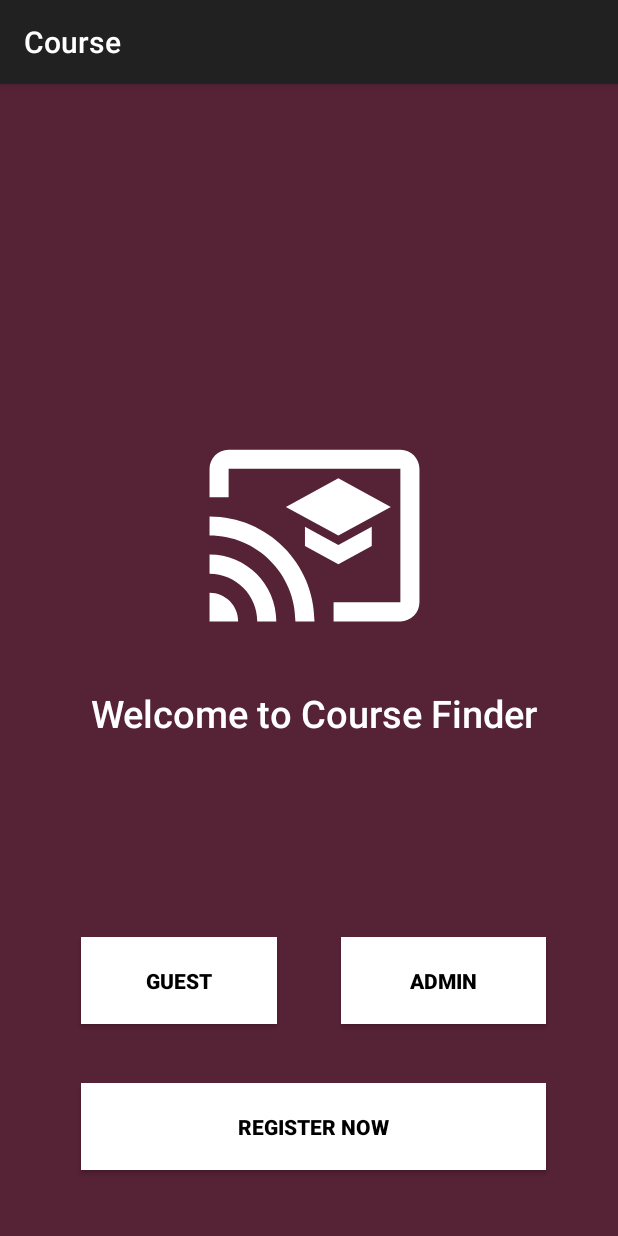
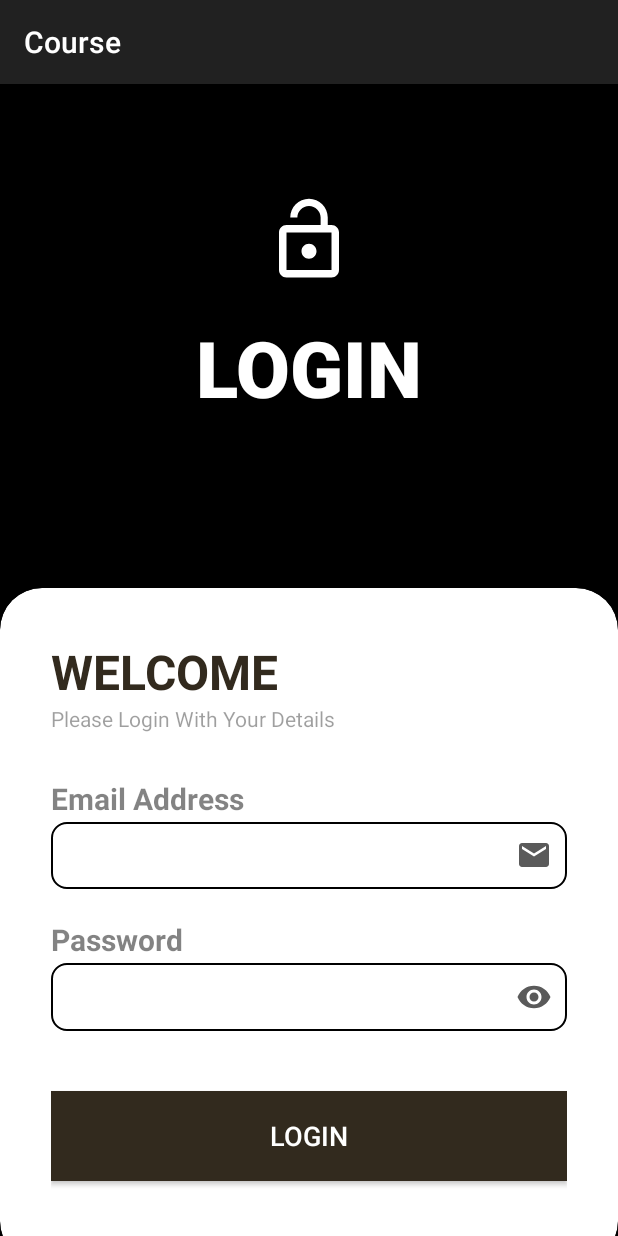
Before and after one commit to Adnaan1806/Course-Mobile-App, an Android app: the screen it shows after launch (MainActivity before the commit, AdminLogin after it), after a tap on "ADMIN", on a phone screen of 412 x 824 dp. Run offline under Robolectric (Android 15) with nearby library versions, the phone set to English and light mode, and no system bars.

Commit message:
UI changes 5 AD

```diff
--- a/app/src/main/AndroidManifest.xml
+++ b/app/src/main/AndroidManifest.xml
@@ -12,6 +12,12 @@
         android:supportsRtl="true"
         android:theme="@style/Theme.Course"
         tools:targetApi="31">
+        <activity
+            android:name=".AdminDashboard"
+            android:exported="false" />
+        <activity
+            android:name=".AdminLogin"
+            android:exported="false" />
         <activity
             android:name=".confirmationPage"
             android:exported="false" />
--- /dev/null
+++ b/app/src/main/java/com/example/course/AdminLogin.java
@@ -0,0 +1,26 @@
+package com.example.course;
+
+import androidx.appcompat.app.AppCompatActivity;
+
+import android.content.Intent;
+import android.os.Bundle;
+import android.widget.Button;
+
+public class AdminLogin extends AppCompatActivity {
+
+    Button logintoDash;
+
+    @Override
+    protected void onCreate(Bundle savedInstanceState) {
+        super.onCreate(savedInstanceState);
+        setContentView(R.layout.activity_admin_login);
+
+        logintoDash = findViewById(R.id.adminLoginButton);
+        logintoDash.setOnClickListener(v -> {
+            Intent intent = new Intent(AdminLogin.this, AdminDashboard.class);
+            startActivity(intent);
+
+        });
+
+    }
+}
--- a/app/src/main/java/com/example/course/MainActivity.java
+++ b/app/src/main/java/com/example/course/MainActivity.java
@@ -19,6 +19,7 @@ public class MainActivity extends AppCompatActivity {
 
     ArrayAdapter<String> adapterItems;
     private Button registerButton;
+    private Button adminLoginButton;
 
     @Override
     protected void onCreate(Bundle savedInstanceState) {
@@ -33,5 +34,15 @@ public class MainActivity extends AppCompatActivity {
 
         });
 
+        adminLoginButton = findViewById(R.id.adminButton);
+        adminLoginButton.setOnClickListener(new View.OnClickListener() {
+            @Override
+            public void onClick(View view) {
+                Intent intent = new Intent(MainActivity.this, AdminLogin.class);
+                startActivity(intent);
+
+            }
+        });
+
     }
 }
--- /dev/null
+++ b/app/src/main/res/drawable/baseline_add_location_alt_24.xml
@@ -0,0 +1,5 @@
+<vector android:height="24dp" android:tint="#FFC300"
+    android:viewportHeight="24" android:viewportWidth="24"
+    android:width="24dp" xmlns:android="http://schemas.android.com/apk/res/android">
+    <path android:fillColor="@android:color/white" android:pathData="M20,1v3h3v2h-3v3h-2L18,6h-3L15,4h3L18,1h2zM12,13c1.1,0 2,-0.9 2,-2s-0.9,-2 -2,-2 -2,0.9 -2,2 0.9,2 2,2zM14,3.25L14,7h3v3h2.92c0.05,0.39 0.08,0.79 0.08,1.2 0,3.32 -2.67,7.25 -8,11.8 -5.33,-4.55 -8,-8.48 -8,-11.8C4,6.22 7.8,3 12,3c0.68,0 1.35,0.08 2,0.25z"/>
+</vector>
--- /dev/null
+++ b/app/src/main/res/drawable/baseline_bookmark_add_24.xml
@@ -0,0 +1,5 @@
+<vector android:height="40dp" android:tint="#FFC300"
+    android:viewportHeight="24" android:viewportWidth="24"
+    android:width="40dp" xmlns:android="http://schemas.android.com/apk/res/android">
+    <path android:fillColor="@android:color/white" android:pathData="M21,7h-2v2h-2V7h-2V5h2V3h2v2h2V7zM19,21l-7,-3l-7,3V5c0,-1.1 0.9,-2 2,-2l7,0c-0.63,0.84 -1,1.87 -1,3c0,2.76 2.24,5 5,5c0.34,0 0.68,-0.03 1,-0.1V21z"/>
+</vector>
--- /dev/null
+++ b/app/src/main/res/drawable/baseline_power_settings_new_24.xml
@@ -0,0 +1,5 @@
+<vector android:height="24dp" android:tint="#000000"
+    android:viewportHeight="24" android:viewportWidth="24"
+    android:width="24dp" xmlns:android="http://schemas.android.com/apk/res/android">
+    <path android:fillColor="@android:color/white" android:pathData="M13,3h-2v10h2L13,3zM17.83,5.17l-1.42,1.42C17.99,7.86 19,9.81 19,12c0,3.87 -3.13,7 -7,7s-7,-3.13 -7,-7c0,-2.19 1.01,-4.14 2.58,-5.42L6.17,5.17C4.23,6.82 3,9.26 3,12c0,4.97 4.03,9 9,9s9,-4.03 9,-9c0,-2.74 -1.23,-5.18 -3.17,-6.83z"/>
+</vector>
--- /dev/null
+++ b/app/src/main/res/layout/activity_admin_login.xml
@@ -0,0 +1,134 @@
+<?xml version="1.0" encoding="utf-8"?>
+<RelativeLayout xmlns:android="http://schemas.android.com/apk/res/android"
+    xmlns:app="http://schemas.android.com/apk/res-auto"
+    xmlns:tools="http://schemas.android.com/tools"
+    android:layout_width="match_parent"
+    android:layout_height="match_parent"
+    tools:context=".AdminLogin">
+
+    <RelativeLayout
+        android:layout_width="match_parent"
+        android:layout_height="match_parent"
+        android:background="@color/black"/>
+
+    <LinearLayout
+        android:layout_width="match_parent"
+        android:layout_height="298dp"
+        android:orientation="vertical"
+        android:gravity="center"
+        android:padding="60dp">
+
+        <ImageView
+            android:layout_width="wrap_content"
+            android:layout_height="wrap_content"
+            android:src="@drawable/baseline_lock_open_24"/>
+
+        <TextView
+            android:layout_width="wrap_content"
+            android:layout_height="wrap_content"
+            android:text="LOGIN"
+            android:textColor="@color/white"
+            android:textStyle="bold"
+            android:layout_marginTop="20dp"
+            android:fontFamily="sans-serif-medium"
+            android:textSize="52sp"/>
+
+    </LinearLayout>
+
+
+    <androidx.cardview.widget.CardView
+        android:layout_width="match_parent"
+        android:layout_height="wrap_content"
+        android:layout_alignParentBottom="true"
+        app:cardCornerRadius="28dp"
+        android:layout_marginBottom="-18dp">
+
+
+        <LinearLayout
+            android:layout_width="match_parent"
+            android:layout_height="450dp"
+            android:orientation="vertical"
+            android:padding="34dp">
+
+            <TextView
+                android:layout_width="wrap_content"
+                android:layout_height="wrap_content"
+                android:text="WELCOME"
+                android:textColor="@color/brown"
+                android:textSize="32sp"
+                android:textStyle="bold"/>
+
+            <TextView
+                android:layout_width="wrap_content"
+                android:layout_height="wrap_content"
+                android:text="Please Login With Your Details"
+                android:alpha="0.7"/>
+
+            <View
+                android:layout_width="wrap_content"
+                android:layout_height="30dp"/>
+
+            <TextView
+                android:layout_width="wrap_content"
+                android:layout_height="wrap_content"
+                android:text="Email Address"
+                android:textStyle="bold"
+                android:textSize="20dp"
+                android:alpha="0.9"/>
+
+            <EditText
+                android:layout_width="match_parent"
+                android:layout_height="wrap_content"
+                android:inputType="textEmailAddress"
+                android:padding="10dp"
+                android:layout_marginTop="2dp"
+                android:background="@drawable/edit_text_border"
+                android:drawableEnd="@drawable/baseline_email_24"/>
+
+
+            <View
+                android:layout_width="wrap_content"
+                android:layout_height="20dp"/>
+
+            <TextView
+                android:layout_width="wrap_content"
+                android:layout_height="wrap_content"
+                android:text="Password"
+                android:textSize="20dp"
+                android:textStyle="bold"
+                android:alpha="0.9"/>
+
+            <EditText
+                android:layout_width="match_parent"
+                android:layout_height="45dp"
+                android:inputType="text"
+                android:layout_marginTop="2dp"
+                android:padding="10dp"
+                android:background="@drawable/edit_text_border"
+                android:drawableEnd="@drawable/baseline_remove_red_eye_24"/>
+
+            <View
+                android:layout_width="wrap_content"
+                android:layout_height="20dp"/>
+
+            <Button
+                android:layout_width="match_parent"
+                android:id="@+id/adminLoginButton"
+                android:layout_height="60dp"
+                android:text="LOGIN"
+                android:textColor="@color/white"
+                android:textSize="18dp"
+                android:layout_marginTop="20dp"
+                app:cornerRadius="32dp"
+                android:background="@color/brown"/>
+
+            <View
+                android:layout_width="wrap_content"
+                android:layout_height="20dp"/>
+
+
+        </LinearLayout>
+
+    </androidx.cardview.widget.CardView>
+
+</RelativeLayout>
--- a/app/src/main/res/layout/activity_main.xml
+++ b/app/src/main/res/layout/activity_main.xml
@@ -5,12 +5,12 @@
     android:layout_width="match_parent"
     android:layout_height="match_parent"
     tools:context=".MainActivity"
-    android:background="@color/brown">
+    android:background="#2E232C">
 
     <RelativeLayout
         android:layout_width="match_parent"
         android:layout_height="match_parent"
-        android:background="@color/pink"
+        android:background="#2E232C"
         android:alpha="0.2"/>
 
 
```
Also changed, not shown: app/src/main/java/com/example/course/AdminDashboard.java (added, +14 -0 lines), app/src/main/res/drawable/baseline_person_search_24.xml (added, +7 -0 lines), app/src/main/res/layout/activity_admin_dashboard.xml (added, +183 -0 lines).
